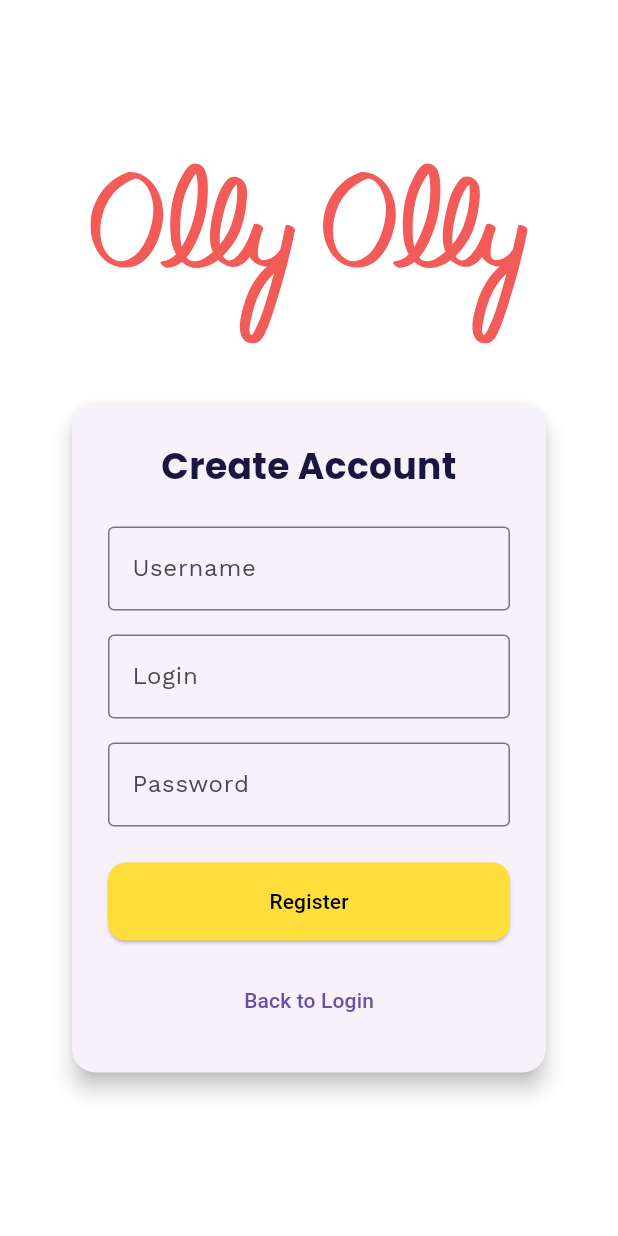
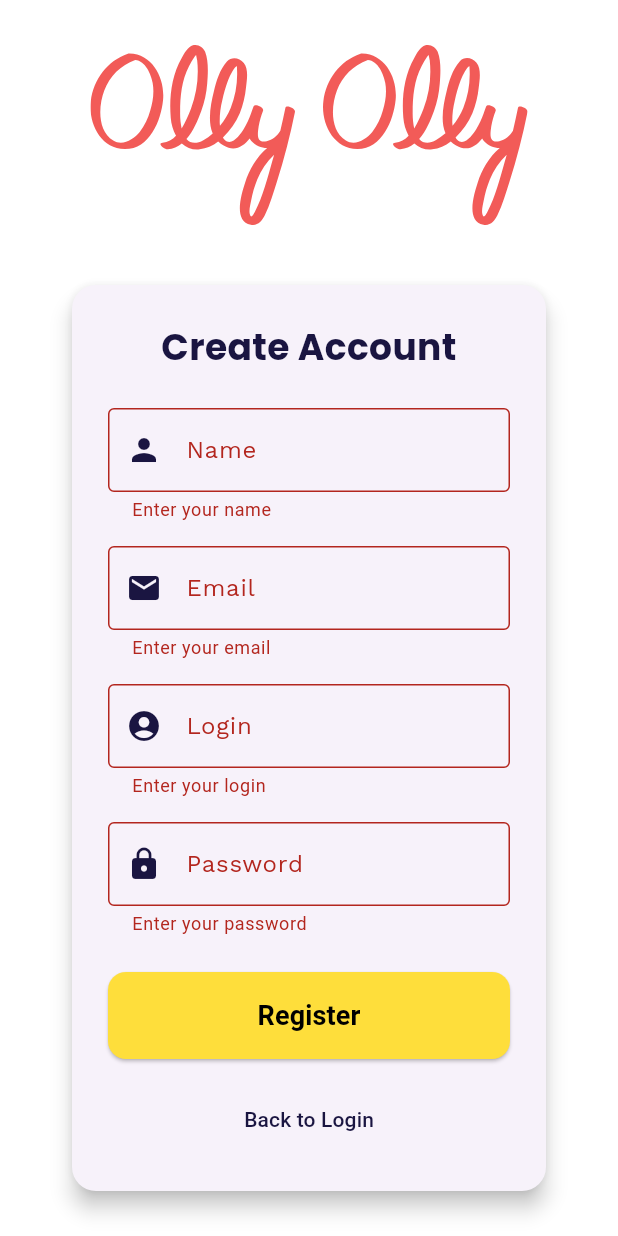
Before and after one commit to lucassdantas/weather_olly, a Flutter app: the screen it shows after launch, after a tap on "Login", after a tap on "Create account", after a tap on "Register", on a phone screen of 412 x 824 dp. Run offline on Flutter 3.47's test engine with Material 3 defaults, Android fonts, the phone set to English and light mode, and no system bars; our stand-ins replace flutter_svg, google_fonts, shared_preferences.

Commit message:
added login functionality

```diff
--- a/lib/components/login_form.dart
+++ b/lib/components/login_form.dart
@@ -16,17 +16,15 @@ class LoginFormState extends State<LoginForm> {
   final _loginController = TextEditingController();
   final _passwordController = TextEditingController();
 
-  void _handleLogin() {
+  void _handleLogin() async {
     if (_formKey.currentState!.validate()) {
-      final user = User(login: _loginController.text, password: _passwordController.text);
-
-      final success = user.loginProcess();
+      final success = await User.checkLogin(_loginController.text, _passwordController.text);
       if (success) {
         Navigator.pushReplacementNamed(context, '/home');
       } else {
         ScaffoldMessenger.of(
           context,
-        ).showSnackBar(const SnackBar(content: Text("Login and/or password incorrect")));
+        ).showSnackBar(const SnackBar(content: Text("Login or password are not correctly")));
       }
     }
   }
@@ -51,7 +49,7 @@ class LoginFormState extends State<LoginForm> {
           child: Column(
             crossAxisAlignment: CrossAxisAlignment.stretch,
             mainAxisSize: MainAxisSize.min,
-            children: <Widget>[
+            children: [
               Text("Welcome", textAlign: TextAlign.center, style: AppTextStyles.title),
               const SizedBox(height: 24),
               TextFormField(
@@ -77,7 +75,9 @@ class LoginFormState extends State<LoginForm> {
                 ),
               ),
               const SizedBox(height: 24),
-              ElevatedButton(
+              SizedBox(
+                width: MediaQuery.of(context).size.width * 0.7,
+                child: ElevatedButton(
                   onPressed: _handleLogin,
                   style: ElevatedButton.styleFrom(
                     backgroundColor: const Color(0xFFfede3b),
@@ -86,6 +86,7 @@ class LoginFormState extends State<LoginForm> {
                     shape: RoundedRectangleBorder(borderRadius: BorderRadius.circular(12)),
                   ).copyWith(overlayColor: MaterialStateProperty.all(const Color(0xFFef5b5a))),
                   child: const Text('Login', style: TextStyle(fontSize: 18, fontWeight: FontWeight.w600)),
+                ),
               ),
               const SizedBox(height: 16),
               TextButton(
--- a/lib/components/register_form.dart
+++ b/lib/components/register_form.dart
@@ -1,5 +1,6 @@
 import 'package:flutter/material.dart';
 import 'package:weather_olly/theme/app_text_styles.dart';
+import '../models/user.dart';
 
 class RegisterForm extends StatefulWidget {
   final VoidCallback onBackToLogin;
@@ -12,6 +13,35 @@ class RegisterForm extends StatefulWidget {
 
 class _RegisterFormState extends State<RegisterForm> {
   final _formKey = GlobalKey<FormState>();
+  final _nameController = TextEditingController();
+  final _emailController = TextEditingController();
+  final _loginController = TextEditingController();
+  final _passwordController = TextEditingController();
+
+  void _handleRegister() async {
+    if (_formKey.currentState!.validate()) {
+      final user = User(
+        login: _loginController.text,
+        password: _passwordController.text,
+        name: _nameController.text,
+        email: _emailController.text,
+      );
+      await user.saveUser();
+      ScaffoldMessenger.of(
+        context,
+      ).showSnackBar(const SnackBar(content: Text("Account created successfully!")));
+      widget.onBackToLogin();
+    }
+  }
+
+  @override
+  void dispose() {
+    _nameController.dispose();
+    _emailController.dispose();
+    _loginController.dispose();
+    _passwordController.dispose();
+    super.dispose();
+  }
 
   @override
   Widget build(BuildContext context) {
@@ -24,27 +54,69 @@ class _RegisterFormState extends State<RegisterForm> {
         child: Form(
           key: _formKey,
           child: Column(
-            crossAxisAlignment: CrossAxisAlignment.stretch,
             mainAxisSize: MainAxisSize.min,
             children: [
               Text("Create Account", textAlign: TextAlign.center, style: AppTextStyles.title),
               const SizedBox(height: 24),
               TextFormField(
-                decoration: const InputDecoration(labelText: "Username", border: OutlineInputBorder()),
+                controller: _nameController,
+                validator: (v) => v == null || v.isEmpty ? "Enter your name" : null,
+                decoration: const InputDecoration(
+                  prefixIcon: Icon(Icons.person, color: Color(0xFF1a1541)),
+                  labelText: "Name",
+                  border: OutlineInputBorder(),
+                ),
               ),
               const SizedBox(height: 16),
               TextFormField(
-                decoration: const InputDecoration(labelText: "Login", border: OutlineInputBorder()),
+                controller: _emailController,
+                validator: (v) => v == null || v.isEmpty ? "Enter your email" : null,
+                decoration: const InputDecoration(
+                  prefixIcon: Icon(Icons.email, color: Color(0xFF1a1541)),
+                  labelText: "Email",
+                  border: OutlineInputBorder(),
+                ),
               ),
               const SizedBox(height: 16),
               TextFormField(
+                controller: _loginController,
+                validator: (v) => v == null || v.isEmpty ? "Enter your login" : null,
+                decoration: const InputDecoration(
+                  prefixIcon: Icon(Icons.account_circle, color: Color(0xFF1a1541)),
+                  labelText: "Login",
+                  border: OutlineInputBorder(),
+                ),
+              ),
+              const SizedBox(height: 16),
+              TextFormField(
+                controller: _passwordController,
                 obscureText: true,
-                decoration: const InputDecoration(labelText: "Password", border: OutlineInputBorder()),
+                validator: (v) => v == null || v.isEmpty ? "Enter your password" : null,
+                decoration: const InputDecoration(
+                  prefixIcon: Icon(Icons.lock, color: Color(0xFF1a1541)),
+                  labelText: "Password",
+                  border: OutlineInputBorder(),
+                ),
               ),
               const SizedBox(height: 24),
-              ElevatedButton(onPressed: () {}, child: const Text("Register")),
+              SizedBox(
+                width: MediaQuery.of(context).size.width * 0.7,
+                child: ElevatedButton(
+                  onPressed: _handleRegister,
+                  style: ElevatedButton.styleFrom(
+                    backgroundColor: const Color(0xFFfede3b),
+                    foregroundColor: Colors.black,
+                    padding: const EdgeInsets.symmetric(vertical: 16),
+                    shape: RoundedRectangleBorder(borderRadius: BorderRadius.circular(12)),
+                  ).copyWith(overlayColor: MaterialStateProperty.all(const Color(0xFFef5b5a))),
+                  child: const Text("Register", style: TextStyle(fontSize: 18, fontWeight: FontWeight.w600)),
+                ),
+              ),
               const SizedBox(height: 16),
-              TextButton(onPressed: widget.onBackToLogin, child: const Text("Back to Login")),
+              TextButton(
+                onPressed: widget.onBackToLogin,
+                child: const Text("Back to Login", style: TextStyle(color: Color(0xFF1a1541))),
+              ),
             ],
           ),
         ),
--- a/lib/models/user.dart
+++ b/lib/models/user.dart
@@ -1,13 +1,25 @@
+import 'package:shared_preferences/shared_preferences.dart';
+
 class User {
   final String login;
   final String password;
+  final String? name;
+  final String? email;
 
-  User({required this.login, required this.password});
+  User({required this.login, required this.password, this.name, this.email});
 
-  bool loginProcess() {
-    if (login == "admin" && password == "123") {
-      return true;
-    }
-    return false;
+  Future<void> saveUser() async {
+    final prefs = await SharedPreferences.getInstance();
+    await prefs.setString('login', login);
+    await prefs.setString('password', password);
+    if (name != null) await prefs.setString('name', name!);
+    if (email != null) await prefs.setString('email', email!);
+  }
+
+  static Future<bool> checkLogin(String login, String password) async {
+    final prefs = await SharedPreferences.getInstance();
+    final savedLogin = prefs.getString('login');
+    final savedPassword = prefs.getString('password');
+    return savedLogin == login && savedPassword == password;
   }
 }
--- a/pubspec.yaml
+++ b/pubspec.yaml
@@ -32,6 +32,7 @@ dependencies:
     sdk: flutter
   flutter_svg: ^2.0.10+1
   google_fonts: ^6.2.1
+  shared_preferences: ^2.1.1
 
   # The following adds the Cupertino Icons font to your application.
   # Use with the CupertinoIcons class for iOS style icons.
```
Also changed, not shown: pubspec.lock, 1 other file. Lines whose indentation alone changed are shown as unchanged.
